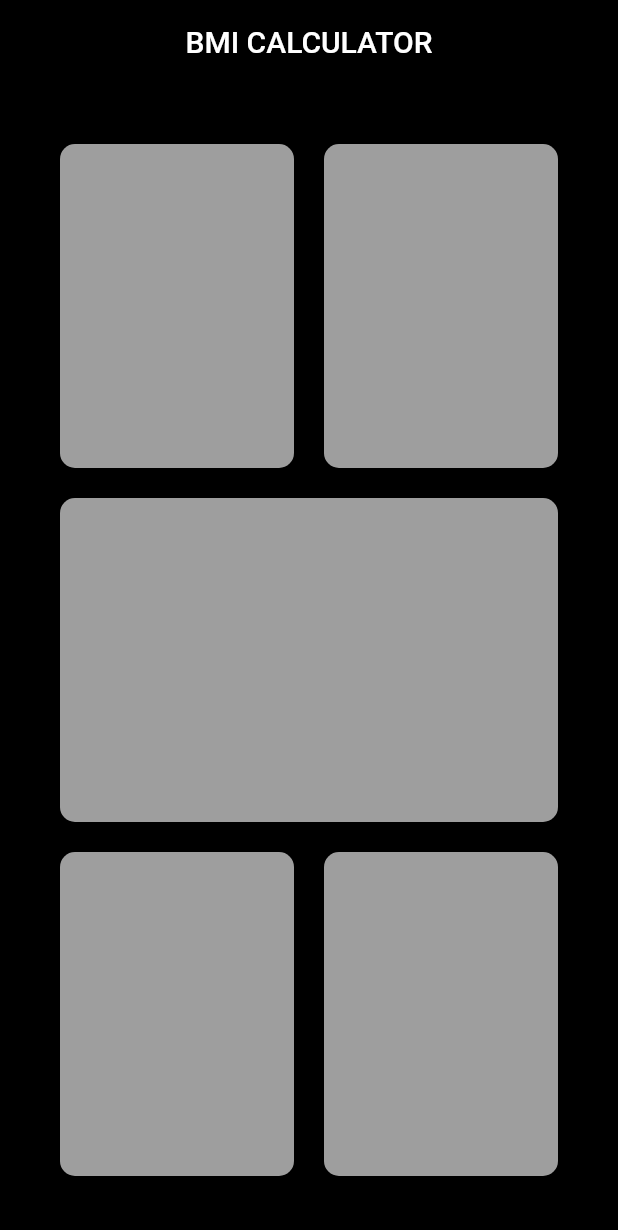
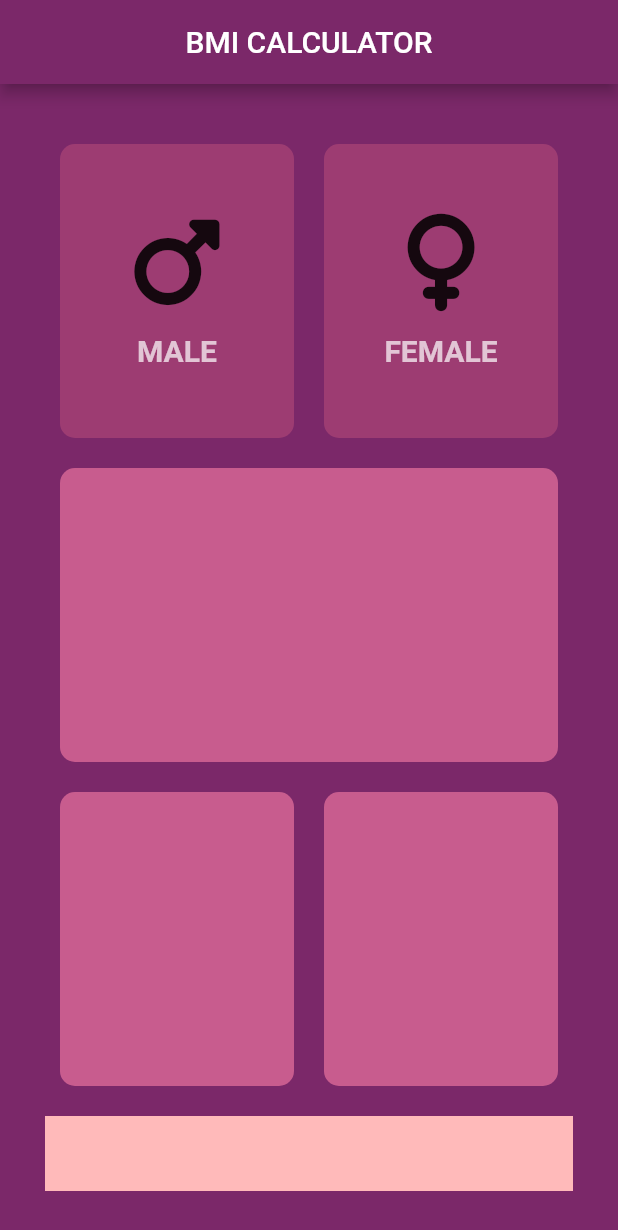
Before and after one commit to cholanuchkorn123/bmi_calcaulateapp, a Flutter app: the screen it shows after launch, on a phone screen of 412 x 824 dp. Shown: the top 1230 px of the screen. Run offline on Flutter 3.47's test engine with Material 2 defaults, Android fonts, the light colour scheme and no system bars; our stand-ins replace font_awesome_flutter.

Commit message:
add icons box and refactor code

```diff
--- a/lib/home_page.dart
+++ b/lib/home_page.dart
@@ -1,5 +1,12 @@
 import 'package:flutter/material.dart';
-import 'package:flutter_launcher_icons/xml_templates.dart';
+import 'package:font_awesome_flutter/font_awesome_flutter.dart';
+import 'iconreuse.dart';
+import 'reuse_card.dart';
+
+const cardcolor = Color(0xffC85C8E);
+const cardcoloropa = Color(0xff9D3C72);
+
+enum GenderType { male, female }
 
 class Homepage extends StatefulWidget {
   const Homepage({super.key});
@@ -9,62 +16,78 @@ class Homepage extends StatefulWidget {
 }
 
 class _HomepageState extends State<Homepage> {
+  GenderType? selectgender;
+
   @override
   Widget build(BuildContext context) {
     return Scaffold(
         appBar: AppBar(
           title: Text('BMI CALCULATOR'),
           centerTitle: true,
-          backgroundColor: Colors.black,
+          backgroundColor: Color(0xff7B2869),
         ),
-        body: SafeArea(
-          child: Container(
+        body: Container(
           padding: const EdgeInsets.all(30),
-            color: Colors.black,
+          color: Color(0xff7B2869),
           child: Column(children: [
             Expanded(
               child: Row(
                 children: [
                   Expanded(
-                      child: Reusecard(),
+                    child: GestureDetector(
+                      onTap: () {
+                        setState(() {
+                          selectgender = GenderType.male;
+                        });
+                      },
+                      child: Reusecard(
+                        col: selectgender == GenderType.male
+                            ? cardcolor
+                            : cardcoloropa,
+                        cardchild: Iconswidget(
+                          iconfor: FontAwesomeIcons.mars,
+                          name: 'MALE',
                         ),
-                    Expanded(child: Reusecard())
+                      ),
+                    ),
+                  ),
+                  Expanded(
+                      child: GestureDetector(
+                    onTap: () {
+                      setState(() {
+                        selectgender = GenderType.female;
+                      });
+                    },
+                    child: Reusecard(
+                        col: selectgender == GenderType.female
+                            ? cardcolor
+                            : cardcoloropa,
+                        cardchild: Iconswidget(
+                          iconfor: FontAwesomeIcons.venus,
+                          name: 'FEMALE',
+                        )),
+                  ))
                 ],
               ),
             ),
-              Expanded(
-                  child: Expanded(
-                      child: Container(
-                margin: const EdgeInsets.all(10.0),
-                decoration: BoxDecoration(
-                    borderRadius: BorderRadius.circular(10.0),
-                    color: Colors.grey),
-              ))),
+            Expanded(child: Reusecard(col: cardcolor, cardchild: Container())),
             Expanded(
               child: Row(
                 children: [
-                    Expanded(child: Reusecard()),
-                    Expanded(child: Reusecard())
+                  Expanded(
+                      child: Reusecard(col: cardcolor, cardchild: Container())),
+                  Expanded(
+                      child: Reusecard(col: cardcolor, cardchild: Container()))
                 ],
               ),
+            ),
+            Container(
+              margin: EdgeInsets.only(top: 10),
+              height: 50,
+              width: double.infinity,
+              color: Color(0xffFFBABA),
             )
           ]),
-          ),
         ));
   }
 }
-
-class Reusecard extends StatelessWidget {
-  const Reusecard({
-    Key? key,
-  }) : super(key: key);
-
-  @override
-  Widget build(BuildContext context) {
-    return Container(
-      margin: const EdgeInsets.all(10.0),
-      decoration: BoxDecoration(
-          color: Colors.grey, borderRadius: BorderRadius.circular(10.0)),
-    );
-  }
-}
--- /dev/null
+++ b/lib/iconreuse.dart
@@ -0,0 +1,29 @@
+import 'package:flutter/material.dart';
+
+class Iconswidget extends StatelessWidget {
+  Iconswidget({required this.iconfor, required this.name});
+  final IconData iconfor;
+  final String name;
+  @override
+  Widget build(BuildContext context) {
+    return Column(
+      mainAxisAlignment: MainAxisAlignment.center,
+      children: [
+        Icon(
+          iconfor,
+          size: 65,
+        ),
+        SizedBox(
+          height: 15.0,
+        ),
+        Text(
+          name,
+          style: TextStyle(
+              fontSize: 20,
+              color: Colors.white.withOpacity(0.7),
+              fontWeight: FontWeight.w600),
+        )
+      ],
+    );
+  }
+}
--- /dev/null
+++ b/lib/reuse_card.dart
@@ -0,0 +1,16 @@
+import 'package:flutter/material.dart';
+
+class Reusecard extends StatelessWidget {
+  Reusecard({required this.col, required this.cardchild});
+  final Color col;
+  final Widget cardchild;
+  @override
+  Widget build(BuildContext context) {
+    return Container(
+      margin: const EdgeInsets.all(10.0),
+      decoration:
+          BoxDecoration(color: col, borderRadius: BorderRadius.circular(10.0)),
+      child: cardchild,
+    );
+  }
+}
--- a/pubspec.yaml
+++ b/pubspec.yaml
@@ -32,6 +32,7 @@ dependencies:
   flutter:
     sdk: flutter
   flutter_launcher_icons: ^0.11.0
+  font_awesome_flutter: ^10.3.0
   # The following adds the Cupertino Icons font to your application.
   # Use with the CupertinoIcons class for iOS style icons.
   cupertino_icons: ^1.0.2
@@ -39,7 +40,6 @@ dependencies:
 dev_dependencies:
   flutter_test:
     sdk: flutter
-
 
   # The "flutter_lints" package below contains a set of recommended lints to
   # encourage good coding practices. The lint set provided by the package is
```
Also changed, not shown: pubspec.lock. Lines whose indentation alone changed are shown as unchanged.
